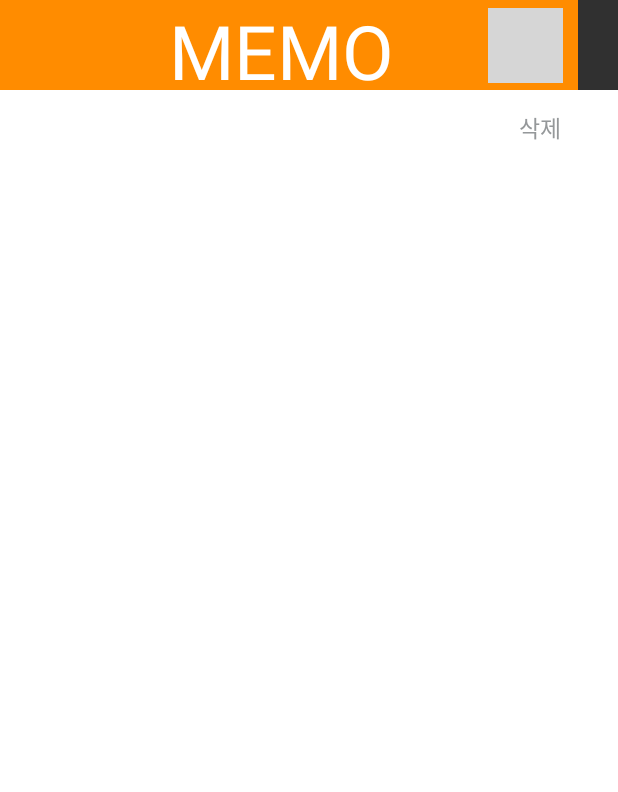
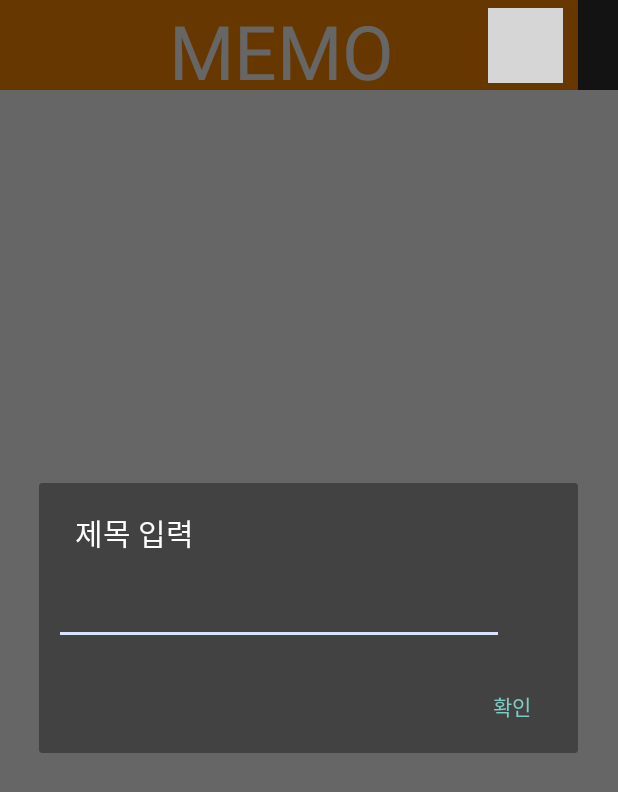
Before and after one commit to Hongsomang/MEMO, an Android app: the screen it shows after launch (MainActivity), after a tap on an icon or button, on a phone screen of 412 x 824 dp. Shown: the top 792 px of the screen. Run offline under Robolectric (Android 15) with nearby library versions, the phone set to English and light mode, and no system bars; grey boxes are pictures that could not be loaded.

Commit message:
리스트뷰 추가 삭제

```diff
--- a/MEMO/app/src/main/java/com/example/dsm2016/memo/ListViewAdapter.java
+++ b/MEMO/app/src/main/java/com/example/dsm2016/memo/ListViewAdapter.java
@@ -9,6 +9,7 @@ import android.view.View;
 import android.view.ViewGroup;
 import android.widget.ArrayAdapter;
 import android.widget.BaseAdapter;
+import android.widget.Button;
 import android.widget.EditText;
 import android.widget.TextView;
 
@@ -20,11 +21,11 @@ import java.util.Objects;
  * Created by dsm2016 on 2017-07-24.
  */
 
-public class ListViewAdapter extends BaseAdapter {
+public class ListViewAdapter extends BaseAdapter implements View.OnClickListener {
 
 
 
-    private ArrayList<ListViewItem> listViewItemList=new ArrayList<ListViewItem>();
+    private ArrayList<ListViewItem> listViewItemList= new ArrayList<ListViewItem>();
 
     public ListViewAdapter(){
 
@@ -43,6 +44,11 @@ public class ListViewAdapter extends BaseAdapter {
     }
 
     @Override
+    public void onClick(View v) {
+
+    }
+
+    @Override
     public View getView(int position, View convertView, ViewGroup parent){
         final int pos=position;
         final Context context=parent.getContext();
@@ -52,7 +58,14 @@ public class ListViewAdapter extends BaseAdapter {
         }
         TextView titleTextView=(TextView)convertView.findViewById(R.id.title);
         TextView dateTextView=(TextView)convertView.findViewById(R.id.date);
-
+        Button button=(Button)convertView.findViewById(R.id.delete);
+        button.setText("삭제");
+        button.setOnClickListener(new Button.OnClickListener(){
+            public void onClick(View v){
+                listViewItemList.remove(pos);
+                notifyDataSetChanged();
+            }
+        });
         ListViewItem listViewItem=listViewItemList.get(position);
 
         titleTextView.setText(listViewItem.getTitle());
@@ -63,7 +76,7 @@ public class ListViewAdapter extends BaseAdapter {
     public Object getItem(int position){
        return listViewItemList.get(position);
     }
-    public void addItem(EditText title, Date date){
+    public void addItem(String title, String date){
         ListViewItem item=new ListViewItem();
         item.setTitleStr(title);
         item.setDateStr(date);
--- a/MEMO/app/src/main/java/com/example/dsm2016/memo/ListViewItem.java
+++ b/MEMO/app/src/main/java/com/example/dsm2016/memo/ListViewItem.java
@@ -15,10 +15,10 @@ public class ListViewItem {
     private String dateStr;
 
 
-    public void setTitleStr(EditText title){
+    public void setTitleStr(String title){
         titleStr=title;
     }
-    public void setDateStr(Date date){
+    public void setDateStr(String date){
         dateStr=date;
     }
 
--- a/MEMO/app/src/main/java/com/example/dsm2016/memo/MainActivity.java
+++ b/MEMO/app/src/main/java/com/example/dsm2016/memo/MainActivity.java
@@ -2,6 +2,7 @@ package com.example.dsm2016.memo;
 
 import android.content.Context;
 import android.content.DialogInterface;
+import android.content.Intent;
 import android.os.Bundle;
 import android.support.annotation.Nullable;
 import android.support.v7.app.AlertDialog;
@@ -10,6 +11,8 @@ import android.support.v7.widget.LinearLayoutCompat;
 import android.view.LayoutInflater;
 import android.view.View;
 import android.view.ViewGroup;
+import android.view.inputmethod.InputMethod;
+import android.view.inputmethod.InputMethodManager;
 import android.widget.AdapterView;
 import android.widget.ArrayAdapter;
 import android.widget.Button;
@@ -22,46 +25,59 @@ import java.util.ArrayList;
 import java.util.Date;
 import java.util.List;
 
+import static android.R.id.list;
 import static android.widget.Toast.LENGTH_SHORT;
 
 /**
- * Created by dsm2016 on 2017-07-24.
+ * Created by dsm2016 on 2017-07-24.0
  */
 
-public class MainActivity extends AppCompatActivity implements AdapterView.OnItemClickListener,View.OnClickListener {
-   private ImageButton memobtn;
-   private EditText title;
-    private  ListView listView;
-    private ArrayList<String> mAalDate;
-    private ArrayAdapter<String> mAaString;
+public class MainActivity extends AppCompatActivity {
+
+    ListViewAdapter adapter;
+    ListView lv;
+    InputMethodManager imm;
     @Override
     protected void onCreate(@Nullable Bundle savedInstanceState) {
         super.onCreate(savedInstanceState);
         setContentView(R.layout.main_activity);
-        ListViewAdapter adapter;
         adapter=new ListViewAdapter();
-        listView=(ListView)findViewById(R.id.memoListView);
-        listView.setAdapter(adapter);
-        adapter.addItem(title,new Date(System.currentTimeMillis()));
-       listView.setOnItemClickListener(new AdapterView.OnItemClickListener(){
-           @Override
-           public void onItemClick(AdapterView parent,View v,int position,long id){
-               ListViewItem item=(ListViewItem)parent.getItemAtPosition(position);
-               String titleStr=item.getTitle();
-               String dataStr=item.getDate();
-           }
+        lv=(ListView) findViewById(R.id.memoListView);
+        lv.setAdapter(adapter);
+        imm=(InputMethodManager)getSystemService(INPUT_METHOD_SERVICE);
+        findViewById(R.id.addmemo).setOnClickListener(clickListener);
+    }
+    private Button.OnClickListener clickListener =new Button.OnClickListener(){
+        @Override
+        public void onClick(final View v) {
+            Context mContext = getApplicationContext();
+
+            LayoutInflater inflater = (LayoutInflater) mContext.getSystemService(LAYOUT_INFLATER_SERVICE);
+            final View layout = inflater.inflate(R.layout.test, (ViewGroup) findViewById(R.id.layout_root));
+            AlertDialog.Builder aDialog = new AlertDialog.Builder(MainActivity.this);
+            aDialog.setTitle("제목 입력");
+            aDialog.setView(layout);
+
+            aDialog.setPositiveButton("확인", new DialogInterface.OnClickListener() {
+
+                @Override
+                public void onClick(DialogInterface dialog, int which) {
+                EditText tittle=(EditText) layout.findViewById(R.id.test);
+                    if(v.getId()==R.id.addmemo){
+                        if (tittle.getText().length()!=0){
+                            adapter.addItem(tittle.getText().toString(), String.valueOf(new Date(System.currentTimeMillis())));
+                            tittle.setText("");
+                            adapter.notifyDataSetChanged();
+                            imm.hideSoftInputFromWindow(tittle.getWindowToken(),0);
+                        }
+                    }
+                }
+            });
+            AlertDialog ad = aDialog.create();
+            ad.show();
+
+        }
+    };
 
 
-       });
-    }
-
-    @Override
-    public void onClick(View v) {
-
-    }
-
-    @Override
-    public void onItemClick(AdapterView<?> parent, View view, int position, long id) {
-
-    }
 }
--- a/MEMO/app/src/main/res/layout/listview_item.xml
+++ b/MEMO/app/src/main/res/layout/listview_item.xml
@@ -27,7 +27,7 @@
             android:textSize="10dp" />
     </LinearLayout>
     <Button
-        android:id="@+id/button"
+        android:id="@+id/delete"
         android:layout_width="50dp"
         android:layout_height="50dp"
         android:layout_gravity="center_horizontal"
--- a/MEMO/app/src/main/res/layout/main_activity.xml
+++ b/MEMO/app/src/main/res/layout/main_activity.xml
@@ -16,9 +16,11 @@
     </RelativeLayout>
 
     <RelativeLayout
+        android:id="@+id/memo"
         android:layout_width="265dp"
         android:layout_height="60dp"
         android:background="#FFFF8C00"
+
         >
         <TextView
             android:layout_width="160dp"
@@ -26,7 +28,8 @@
             android:text="@string/app_name"
             android:textSize="50dp"
             android:textColor="#FFFF"
-            android:layout_centerHorizontal="true"/>
+            android:layout_alignParentTop="true"
+            android:layout_centerHorizontal="true" />
 
 
     </RelativeLayout>
@@ -35,7 +38,9 @@
         android:layout_width="60dp"
         android:layout_height="60dp"
         android:background="#FFFF8C00"
-        >
+        android:layout_alignBottom="@+id/memo"
+        android:layout_alignParentRight="true"
+        android:layout_alignParentEnd="true">
 
         <ImageButton
            android:id="@+id/addmemo"
@@ -54,7 +59,10 @@
         android:background="#FFF">
         <ScrollView
             android:layout_width="match_parent"
-            android:layout_height="match_parent">
+            android:layout_height="match_parent"
+            android:layout_alignParentTop="true"
+            android:layout_alignParentLeft="true"
+            android:layout_alignParentStart="true">
             <ListView
                 android:id="@+id/memoListView"
                 android:layout_width="match_parent"
```
